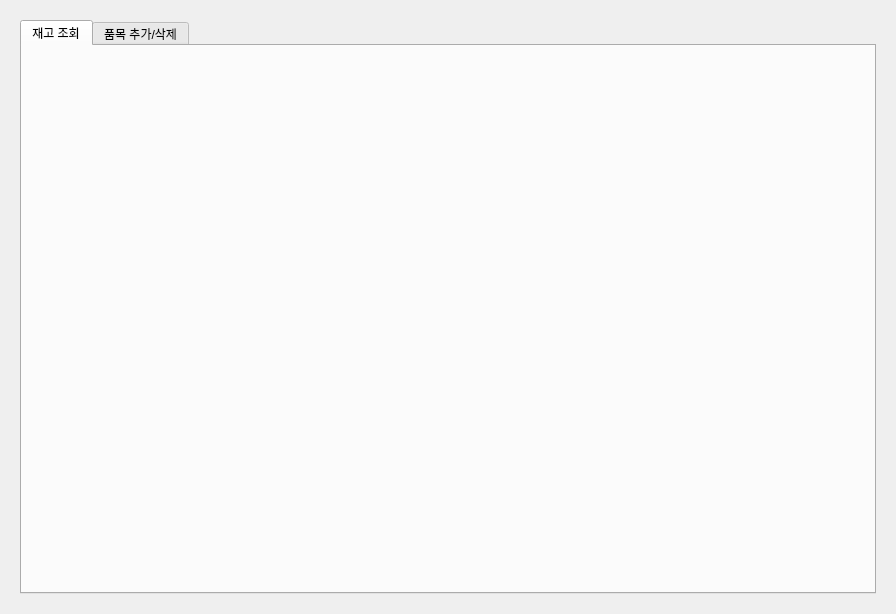
Old version of the form InvScreen.ui in the repository parks13/InventoryManagement.
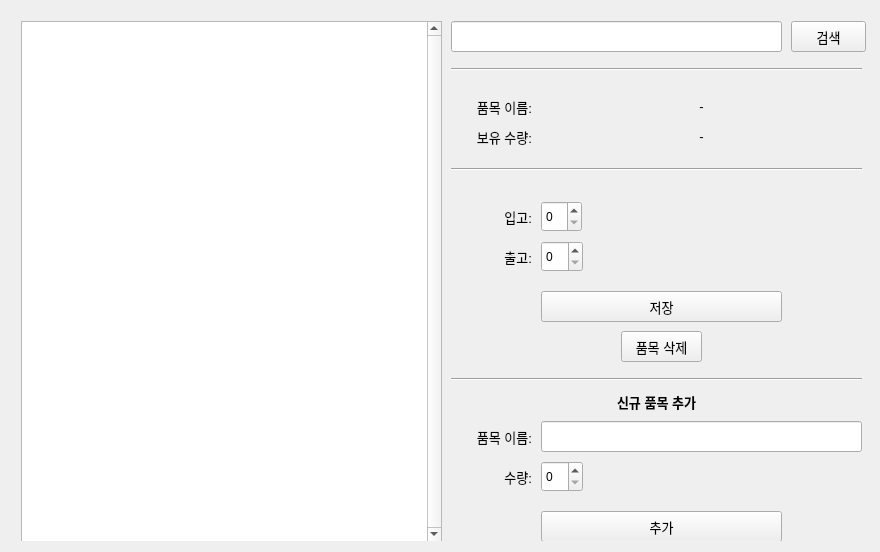
New version of the form. Icons and pictures are not drawn.

```diff
--- a/InvScreen.ui
+++ b/InvScreen.ui
@@ -6,8 +6,8 @@
    <rect>
     <x>0</x>
     <y>0</y>
-    <width>896</width>
-    <height>614</height>
+    <width>880</width>
+    <height>552</height>
    </rect>
   </property>
   <property name="windowTitle">
@@ -77,25 +77,400 @@
       </widget>
      </widget>
      <widget class="QWidget" name="page_2">
-      <layout class="QHBoxLayout" name="horizontalLayout">
-       <item>
-        <widget class="QTabWidget" name="tabWidget">
-         <property name="currentIndex">
-          <number>0</number>
-         </property>
-         <widget class="QWidget" name="searchItemTab">
-          <attribute name="title">
-           <string>재고 조회</string>
-          </attribute>
-         </widget>
-         <widget class="QWidget" name="addNewItemTab">
-          <attribute name="title">
-           <string>품목 추가/삭제</string>
-          </attribute>
-         </widget>
-        </widget>
-       </item>
-      </layout>
+      <widget class="QTableView" name="tableView">
+       <property name="geometry">
+        <rect>
+         <x>10</x>
+         <y>10</y>
+         <width>421</width>
+         <height>521</height>
+        </rect>
+       </property>
+       <property name="verticalScrollBarPolicy">
+        <enum>Qt::ScrollBarAlwaysOn</enum>
+       </property>
+       <property name="horizontalScrollBarPolicy">
+        <enum>Qt::ScrollBarAlwaysOff</enum>
+       </property>
+       <attribute name="horizontalHeaderVisible">
+        <bool>false</bool>
+       </attribute>
+       <attribute name="verticalHeaderVisible">
+        <bool>false</bool>
+       </attribute>
+      </widget>
+      <widget class="QLineEdit" name="searchObj">
+       <property name="geometry">
+        <rect>
+         <x>440</x>
+         <y>10</y>
+         <width>331</width>
+         <height>31</height>
+        </rect>
+       </property>
+      </widget>
+      <widget class="QPushButton" name="searchButton">
+       <property name="geometry">
+        <rect>
+         <x>780</x>
+         <y>10</y>
+         <width>75</width>
+         <height>31</height>
+        </rect>
+       </property>
+       <property name="font">
+        <font>
+         <pointsize>10</pointsize>
+        </font>
+       </property>
+       <property name="text">
+        <string>검색</string>
+       </property>
+      </widget>
+      <widget class="QLabel" name="name">
+       <property name="geometry">
+        <rect>
+         <x>440</x>
+         <y>80</y>
+         <width>81</width>
+         <height>31</height>
+        </rect>
+       </property>
+       <property name="font">
+        <font>
+         <pointsize>10</pointsize>
+        </font>
+       </property>
+       <property name="text">
+        <string>품목 이름:</string>
+       </property>
+       <property name="alignment">
+        <set>Qt::AlignRight|Qt::AlignTrailing|Qt::AlignVCenter</set>
+       </property>
+      </widget>
+      <widget class="Line" name="line">
+       <property name="geometry">
+        <rect>
+         <x>440</x>
+         <y>50</y>
+         <width>411</width>
+         <height>16</height>
+        </rect>
+       </property>
+       <property name="orientation">
+        <enum>Qt::Horizontal</enum>
+       </property>
+      </widget>
+      <widget class="QLabel" name="quantity">
+       <property name="geometry">
+        <rect>
+         <x>440</x>
+         <y>110</y>
+         <width>81</width>
+         <height>31</height>
+        </rect>
+       </property>
+       <property name="font">
+        <font>
+         <pointsize>10</pointsize>
+        </font>
+       </property>
+       <property name="text">
+        <string>보유 수량:</string>
+       </property>
+       <property name="alignment">
+        <set>Qt::AlignRight|Qt::AlignTrailing|Qt::AlignVCenter</set>
+       </property>
+      </widget>
+      <widget class="QLabel" name="itemName">
+       <property name="geometry">
+        <rect>
+         <x>530</x>
+         <y>80</y>
+         <width>321</width>
+         <height>31</height>
+        </rect>
+       </property>
+       <property name="font">
+        <font>
+         <pointsize>10</pointsize>
+        </font>
+       </property>
+       <property name="text">
+        <string>-</string>
+       </property>
+       <property name="alignment">
+        <set>Qt::AlignCenter</set>
+       </property>
+      </widget>
+      <widget class="QLabel" name="itemQuantity">
+       <property name="geometry">
+        <rect>
+         <x>530</x>
+         <y>110</y>
+         <width>321</width>
+         <height>31</height>
+        </rect>
+       </property>
+       <property name="font">
+        <font>
+         <pointsize>10</pointsize>
+        </font>
+       </property>
+       <property name="text">
+        <string>-</string>
+       </property>
+       <property name="alignment">
+        <set>Qt::AlignCenter</set>
+       </property>
+      </widget>
+      <widget class="QPushButton" name="deleteItemButton">
+       <property name="geometry">
+        <rect>
+         <x>610</x>
+         <y>320</y>
+         <width>81</width>
+         <height>31</height>
+        </rect>
+       </property>
+       <property name="font">
+        <font>
+         <pointsize>10</pointsize>
+         <italic>false</italic>
+         <underline>false</underline>
+         <strikeout>false</strikeout>
+         <kerning>false</kerning>
+        </font>
+       </property>
+       <property name="autoFillBackground">
+        <bool>false</bool>
+       </property>
+       <property name="text">
+        <string>품목 삭제</string>
+       </property>
+      </widget>
+      <widget class="QPushButton" name="addItemButton">
+       <property name="geometry">
+        <rect>
+         <x>530</x>
+         <y>500</y>
+         <width>241</width>
+         <height>31</height>
+        </rect>
+       </property>
+       <property name="font">
+        <font>
+         <pointsize>10</pointsize>
+        </font>
+       </property>
+       <property name="text">
+        <string>추가</string>
+       </property>
+      </widget>
+      <widget class="Line" name="line_3">
+       <property name="geometry">
+        <rect>
+         <x>440</x>
+         <y>360</y>
+         <width>411</width>
+         <height>16</height>
+        </rect>
+       </property>
+       <property name="orientation">
+        <enum>Qt::Horizontal</enum>
+       </property>
+      </widget>
+      <widget class="QLineEdit" name="searchObj_2">
+       <property name="geometry">
+        <rect>
+         <x>530</x>
+         <y>410</y>
+         <width>321</width>
+         <height>31</height>
+        </rect>
+       </property>
+      </widget>
+      <widget class="QLabel" name="name_2">
+       <property name="geometry">
+        <rect>
+         <x>440</x>
+         <y>370</y>
+         <width>411</width>
+         <height>41</height>
+        </rect>
+       </property>
+       <property name="font">
+        <font>
+         <pointsize>10</pointsize>
+         <weight>75</weight>
+         <bold>true</bold>
+        </font>
+       </property>
+       <property name="text">
+        <string>신규 품목 추가</string>
+       </property>
+       <property name="alignment">
+        <set>Qt::AlignCenter</set>
+       </property>
+      </widget>
+      <widget class="QLabel" name="name_3">
+       <property name="geometry">
+        <rect>
+         <x>450</x>
+         <y>410</y>
+         <width>71</width>
+         <height>31</height>
+        </rect>
+       </property>
+       <property name="font">
+        <font>
+         <pointsize>10</pointsize>
+        </font>
+       </property>
+       <property name="text">
+        <string>품목 이름:</string>
+       </property>
+       <property name="alignment">
+        <set>Qt::AlignRight|Qt::AlignTrailing|Qt::AlignVCenter</set>
+       </property>
+      </widget>
+      <widget class="QLabel" name="name_4">
+       <property name="geometry">
+        <rect>
+         <x>450</x>
+         <y>450</y>
+         <width>71</width>
+         <height>31</height>
+        </rect>
+       </property>
+       <property name="font">
+        <font>
+         <pointsize>10</pointsize>
+        </font>
+       </property>
+       <property name="text">
+        <string>수량:</string>
+       </property>
+       <property name="alignment">
+        <set>Qt::AlignRight|Qt::AlignTrailing|Qt::AlignVCenter</set>
+       </property>
+      </widget>
+      <widget class="QSpinBox" name="newItemQuantity">
+       <property name="geometry">
+        <rect>
+         <x>530</x>
+         <y>450</y>
+         <width>42</width>
+         <height>31</height>
+        </rect>
+       </property>
+      </widget>
+      <widget class="Line" name="line_5">
+       <property name="geometry">
+        <rect>
+         <x>440</x>
+         <y>360</y>
+         <width>411</width>
+         <height>16</height>
+        </rect>
+       </property>
+       <property name="orientation">
+        <enum>Qt::Horizontal</enum>
+       </property>
+      </widget>
+      <widget class="QLabel" name="quantity_2">
+       <property name="geometry">
+        <rect>
+         <x>440</x>
+         <y>190</y>
+         <width>81</width>
+         <height>31</height>
+        </rect>
+       </property>
+       <property name="font">
+        <font>
+         <pointsize>10</pointsize>
+        </font>
+       </property>
+       <property name="text">
+        <string>입고:</string>
+       </property>
+       <property name="alignment">
+        <set>Qt::AlignRight|Qt::AlignTrailing|Qt::AlignVCenter</set>
+       </property>
+      </widget>
+      <widget class="QLabel" name="quantity_3">
+       <property name="geometry">
+        <rect>
+         <x>440</x>
+         <y>230</y>
+         <width>81</width>
+         <height>31</height>
+        </rect>
+       </property>
+       <property name="font">
+        <font>
+         <pointsize>10</pointsize>
+        </font>
+       </property>
+       <property name="text">
+        <string>출고:</string>
+       </property>
+       <property name="alignment">
+        <set>Qt::AlignRight|Qt::AlignTrailing|Qt::AlignVCenter</set>
+       </property>
+      </widget>
+      <widget class="QSpinBox" name="incomingQuantity">
+       <property name="geometry">
+        <rect>
+         <x>530</x>
+         <y>190</y>
+         <width>41</width>
+         <height>31</height>
+        </rect>
+       </property>
+      </widget>
+      <widget class="QSpinBox" name="outgoingQuantity">
+       <property name="geometry">
+        <rect>
+         <x>530</x>
+         <y>230</y>
+         <width>42</width>
+         <height>31</height>
+        </rect>
+       </property>
+      </widget>
+      <widget class="QPushButton" name="setNewQuantityButton">
+       <property name="geometry">
+        <rect>
+         <x>530</x>
+         <y>280</y>
+         <width>241</width>
+         <height>31</height>
+        </rect>
+       </property>
+       <property name="font">
+        <font>
+         <pointsize>10</pointsize>
+        </font>
+       </property>
+       <property name="text">
+        <string>저장</string>
+       </property>
+      </widget>
+      <widget class="Line" name="line_6">
+       <property name="geometry">
+        <rect>
+         <x>440</x>
+         <y>150</y>
+         <width>411</width>
+         <height>16</height>
+        </rect>
+       </property>
+       <property name="orientation">
+        <enum>Qt::Horizontal</enum>
+       </property>
+      </widget>
      </widget>
     </widget>
    </item>
```
Left out of the diff: 17 changed lines with no effect on the pictures.
